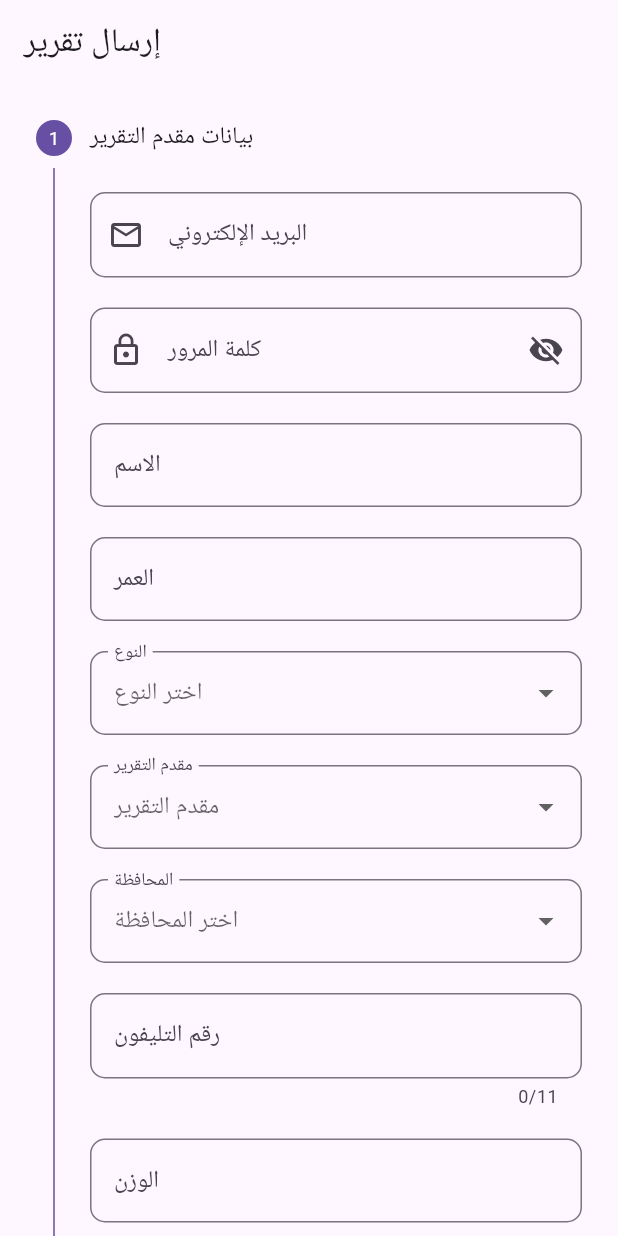
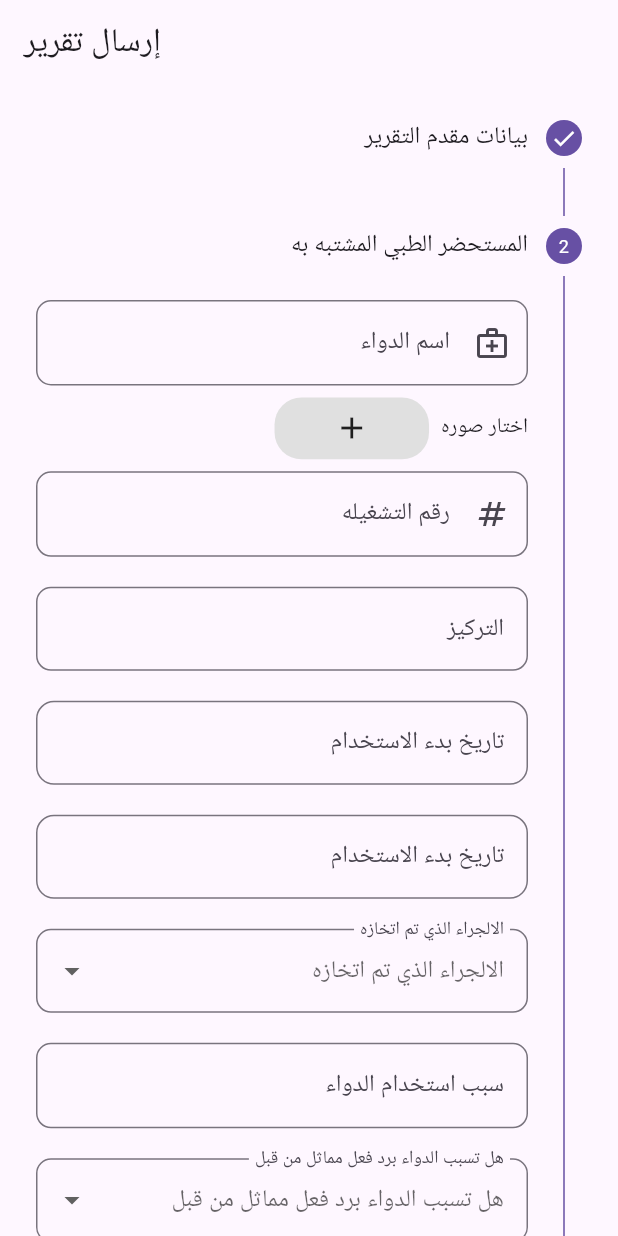
Before and after one commit to moaliahmed/report, a Flutter app: the SendReport screen opened directly, on a phone screen of 412 x 824 dp. Run offline on Flutter 3.47's test engine with Material 3 defaults, Android fonts, the phone set to English and light mode, and no system bars; our stand-ins replace cloud_firestore, firebase_auth, firebase_core, image_picker; accounts and stored records are empty.

Commit message:
second commit mohamed ali

```diff
--- a/lib/screens/auth/report_and_sign_in.dart
+++ b/lib/screens/auth/report_and_sign_in.dart
@@ -9,7 +9,8 @@ import 'package:report/screens/auth/log_in_screen.dart';
 import 'package:report/widget/custom_drop_down.dart';
 import 'package:report/widget/custom_scafold_massage.dart';
 import 'package:report/widget/custom_text_feild.dart';
-import 'package:intl/intl.dart';
+
+import '../../widget/custom_show_data_picker.dart';
 
 class SendReport extends StatefulWidget {
   const SendReport({super.key});
@@ -51,7 +52,7 @@ class _SendReportState extends State<SendReport> {
   String ? chronicDiseases ;
   String ? takingMedicationChronically ;
 
-  int currentStep = 0;
+  int currentStep = 1;
 
   bool get isFirstStep => currentStep == 0;
 
@@ -193,8 +194,8 @@ class _SendReportState extends State<SendReport> {
       appBar: AppBar(title: const Text('إرسال تقرير')),
       body: isComplete
           ? Container()
-          : Align(
-              alignment: Alignment.topLeft,
+          : Directionality(
+        textDirection: TextDirection.rtl,
             child: Stepper(
               // type: StepperType.horizontal,
               steps: steps(context),
@@ -395,12 +396,14 @@ class _SendReportState extends State<SendReport> {
                 Row(
                   children: [
 
+
+                    Text('اختار صوره'),
                     photo == null
                         ? InkWell(
                       onTap: () => getImage(),
                       child: Container(
                         margin: EdgeInsets.all(8),
-                        height: MediaQuery.of(context).size.height * .1,
+                        height: MediaQuery.of(context).size.height * .05,
                         width: MediaQuery.of(context).size.width * .25,
                         decoration: BoxDecoration(
                             borderRadius: BorderRadius.circular(18),
@@ -423,8 +426,6 @@ class _SendReportState extends State<SendReport> {
                         IconButton(onPressed: () =>deleteImage() , icon: Icon(Icons.delete,color: Colors.red,))
                       ],
                     ),
-
-                    Text('اختار صوره')
                   ],
                 ),
                 CustomTextField(
@@ -452,53 +453,9 @@ class _SendReportState extends State<SendReport> {
                   },
                 ),
                 const SizedBox(height: 20),
-                TextFormField(
-                  onTap: () {
-                    showDatePicker(
-                            context: context,
-                            initialDate: DateTime.now(),
-                            firstDate: DateTime.parse('2000-01-01'),
-                            lastDate: DateTime.now())
-                        .then((value) => startDateController.text =
-                            DateFormat.yMMMd().format(value!));
-                  },
-                  controller: startDateController,
-                  decoration: InputDecoration(
-                    label: const Text('تاريخ بدء اﻻستخدام'),
-                    border: OutlineInputBorder(
-                        borderRadius: BorderRadius.circular(12)),
-                  ),
-                  validator: (value) {
-                    if (value!.isEmpty) {
-                      return 'الرجاء ادخال تاريخ بدء اﻻستخدام';
-                    }
-                    return null;
-                  },
-                ),
+                ShowDataPicker(dateController: startDateController,text: 'تاريخ بدء اﻻستخدام',),
                 const SizedBox(height: 20),
-                TextFormField(
-                  onTap: () {
-                    showDatePicker(
-                            context: context,
-                            initialDate: DateTime.now(),
-                            lastDate: DateTime.now(),
-                            firstDate: DateTime.parse('2000-01-01'))
-                        .then((value) => endDateController.text =
-                            DateFormat.yMMMd().format(value!));
-                  },
-                  controller: endDateController,
-                  decoration: InputDecoration(
-                    label: const Text('تاريخ وقف اﻻستخدام'),
-                    border: OutlineInputBorder(
-                        borderRadius: BorderRadius.circular(12)),
-                  ),
-                  validator: (value) {
-                    if (value!.isEmpty) {
-                      return 'الرجاء ادخال تاريخ وقف اﻻستخدام';
-                    }
-                    return null;
-                  },
-                ),
+                ShowDataPicker(dateController: endDateController,text: 'تاريخ بدء اﻻستخدام',),
                 const SizedBox(height: 20),
                 // إضافة CustomDropdownButton لاختيار الجنس
                 CustomDropdownButton(
--- /dev/null
+++ b/lib/widget/custom_show_data_picker.dart
@@ -0,0 +1,40 @@
+import 'package:flutter/material.dart';
+import 'package:intl/intl.dart';
+
+class ShowDataPicker extends StatelessWidget {
+  const ShowDataPicker({
+    super.key,
+    required this.dateController,
+    required this.text
+  });
+
+  final TextEditingController dateController;
+  final String text;
+
+  @override
+  Widget build(BuildContext context) {
+    return TextFormField(
+      onTap: () {
+        showDatePicker(
+            context: context,
+            initialDate: DateTime.now(),
+            firstDate: DateTime.parse('2000-01-01'),
+            lastDate: DateTime.now())
+            .then((value) => dateController.text =
+            DateFormat.yMMMd().format(value!));
+      },
+      controller: dateController,
+      decoration: InputDecoration(
+        label: Text(text),
+        border: OutlineInputBorder(
+            borderRadius: BorderRadius.circular(12)),
+      ),
+      validator: (value) {
+        if (value!.isEmpty) {
+          return 'الرجاء ادخال $text';
+        }
+        return null;
+      },
+    );
+  }
+}
```
Lines whose indentation alone changed are shown as unchanged.
